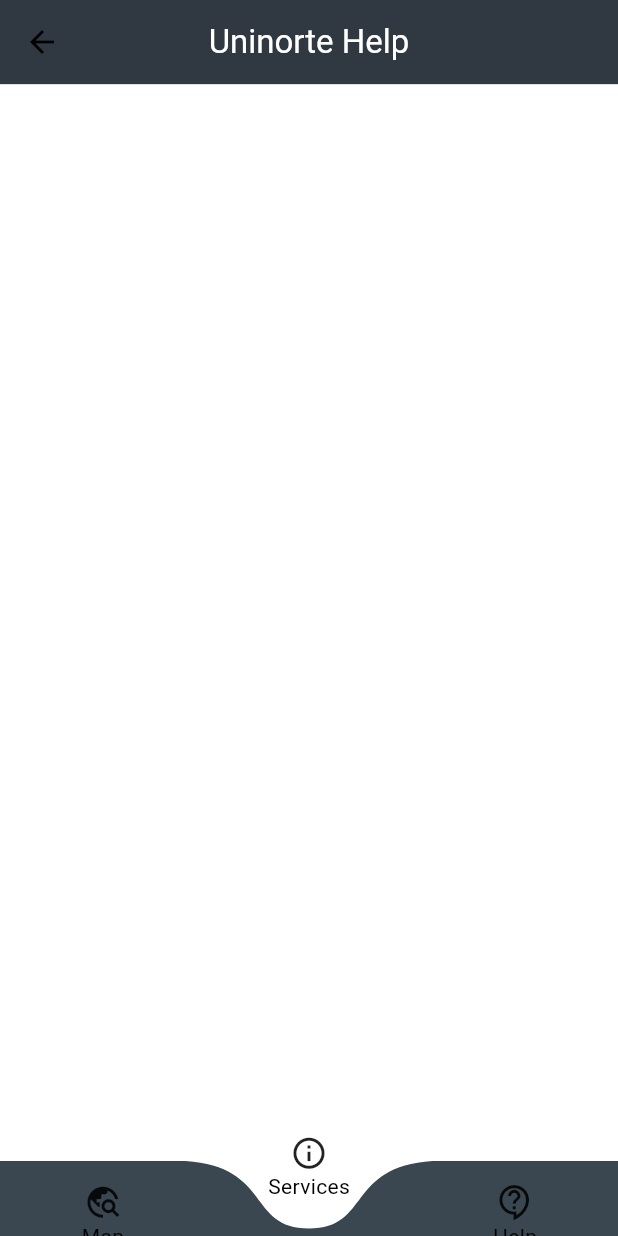
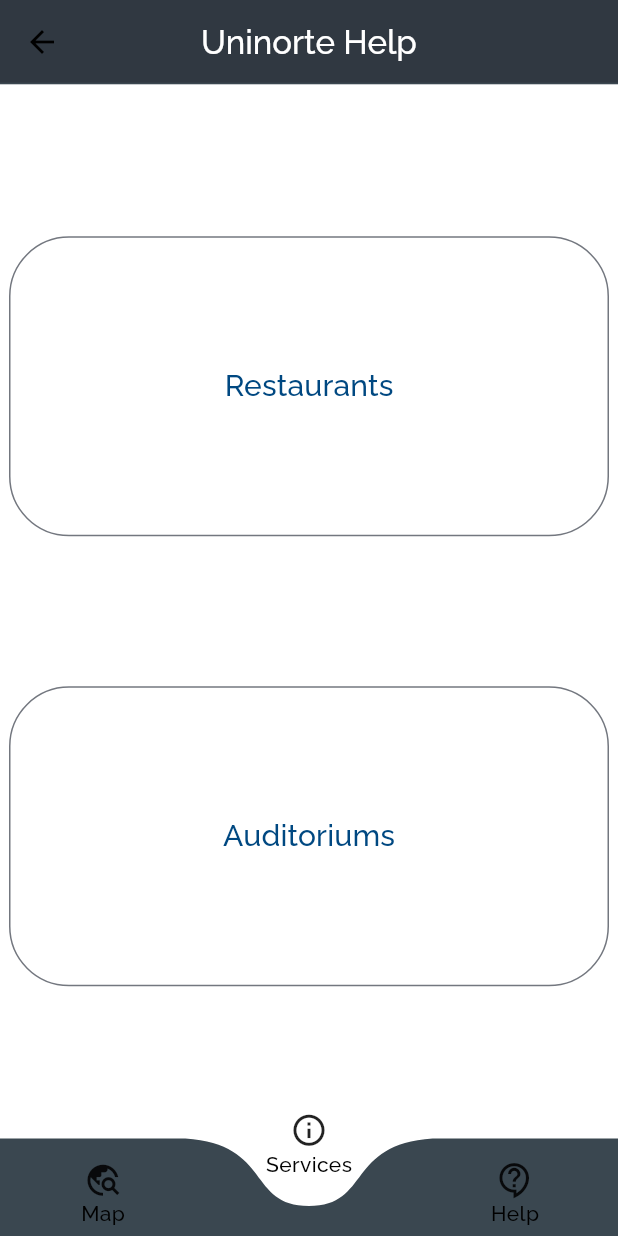
Before and after one commit to MarioDzA/finalproyect, a Flutter app: the screen it shows once a user with an empty profile is signed in, item 2 of the bottom bar chosen, on a phone screen of 412 x 824 dp. Run offline on Flutter 3.47's test engine with Material 2 defaults, Android fonts, the phone set to English and light mode, and no system bars; drawn by our look-alikes of curved_navigation_bar; our stand-ins replace firebase_auth, firebase_core, firebase_database, flex_color_scheme, get, loggy; accounts and stored records are empty; network calls fail.

Commit message:
"added something"

```diff
--- a/lib/ui/my_app.dart
+++ b/lib/ui/my_app.dart
@@ -23,6 +23,7 @@
       title: 'Flutter Demo',
       debugShowCheckedModeBanner: false,
       theme: FlexThemeData.light(
+        fontFamily: "Raleway",
         colors: const FlexSchemeColor(
           primary: Color(0xff004881),
           //primary: Color.fromARGB(255, 28, 130, 173),
--- a/lib/ui/pages/home_page.dart
+++ b/lib/ui/pages/home_page.dart
@@ -3,6 +3,11 @@
 import 'package:flutter/material.dart';
 import 'package:loggy/loggy.dart';
 import 'package:get/get.dart';
+
+//IMPORTAR TABS
+import 'package:finalproyect/ui/pages/tabs/help.dart';
+import 'package:finalproyect/ui/pages/tabs/map.dart';
+import 'package:finalproyect/ui/pages/tabs/services.dart';
 
 class HomePage extends StatefulWidget {
   const HomePage({super.key});
@@ -15,6 +20,12 @@
   int _page = 0;
   final GlobalKey _bottomNavigationKey = GlobalKey();
   final AuthenticationController authenticationController = Get.find();
+
+  final screens = const [
+    MapTab(),
+    ServicesTab(),
+    HelpTab(),
+  ];
 
   @override
   Widget build(BuildContext context) {
@@ -38,7 +49,7 @@
         bottom: const PreferredSize(
           preferredSize: Size.fromHeight(0.1),
           child: Divider(
-            color: Color.fromARGB(10, 48, 56, 65),
+            color: Color.fromARGB(255, 58, 71, 80),
             height: 0.0,
           ),
         ),
@@ -52,7 +63,7 @@
       bottomNavigationBar: CurvedNavigationBar(
         key: _bottomNavigationKey,
         index: 0,
-        height: 50.0,
+        height: 65.0,
         items: const <Widget>[
           SizedBox(
             height: 45,
@@ -88,6 +99,7 @@
         animationCurve: Curves.ease,
         animationDuration: const Duration(milliseconds: 600),
         onTap: (index) {
+          if (index == 0) {}
           setState(() {
             _page = index;
           });
@@ -96,7 +108,9 @@
       ),
       body: Container(
         color: Colors.white,
-        child: Center(),
+        child: Center(
+          child: screens[_page],
+        ),
       ),
     );
   }
--- a/lib/ui/pages/tabs/services.dart
+++ b/lib/ui/pages/tabs/services.dart
@@ -0,0 +1,49 @@
+import 'package:flutter/material.dart';
+
+class ServicesTab extends StatefulWidget {
+  const ServicesTab({super.key});
+
+  @override
+  State<ServicesTab> createState() => _ServicesTabState();
+}
+
+class _ServicesTabState extends State<ServicesTab> {
+  Color mainTextColor = Colors.black;
+
+  @override
+  Widget build(BuildContext context) {
+    return Scaffold(
+      backgroundColor: Colors.white,
+      body: Center(
+        child: Column(
+          mainAxisAlignment: MainAxisAlignment.center,
+          children: <Widget>[
+            SizedBox(
+              height: 200,
+              width: 400,
+              child: OutlinedButton(
+                  onPressed: () {},
+                  child: const Text(
+                    "Restaurants",
+                    style: TextStyle(fontSize: 20, fontFamily: "Raleway"),
+                  )),
+            ),
+            const SizedBox(
+              height: 100,
+            ),
+            SizedBox(
+              height: 200,
+              width: 400,
+              child: OutlinedButton(
+                  onPressed: () {},
+                  child: const Text(
+                    "Auditoriums",
+                    style: TextStyle(fontSize: 20),
+                  )),
+            )
+          ],
+        ),
+      ),
+    );
+  }
+}
```
Also changed, not shown: lib/ui/pages/auth_page.dart (+6 -1 lines), lib/ui/pages/tabs/help.dart (+141 -0 lines), lib/ui/pages/tabs/map.dart (+21 -0 lines), pubspec.yaml (+13 -12 lines), assets/Raleway-Bold.ttf (added), assets/Raleway-Light.ttf (added), assets/Raleway-Medium.ttf (added), assets/Raleway-Thin.ttf (added), lib/ui/central_hub.dart (line endings or trailing spaces), pubspec.lock, 1 other file.
